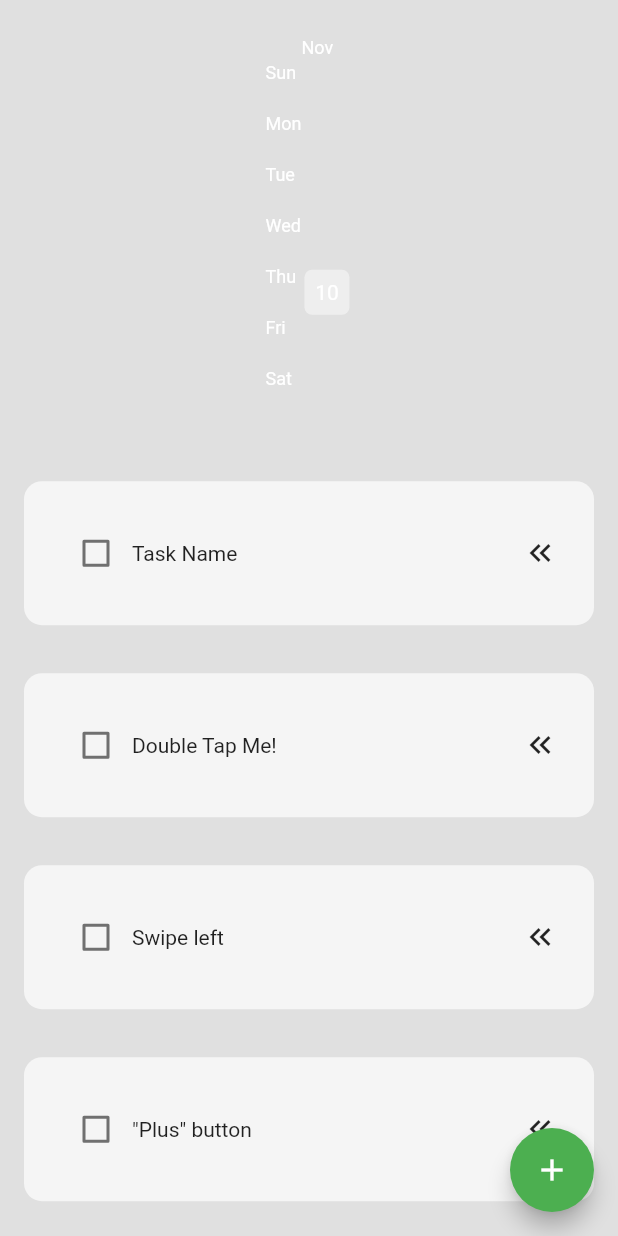
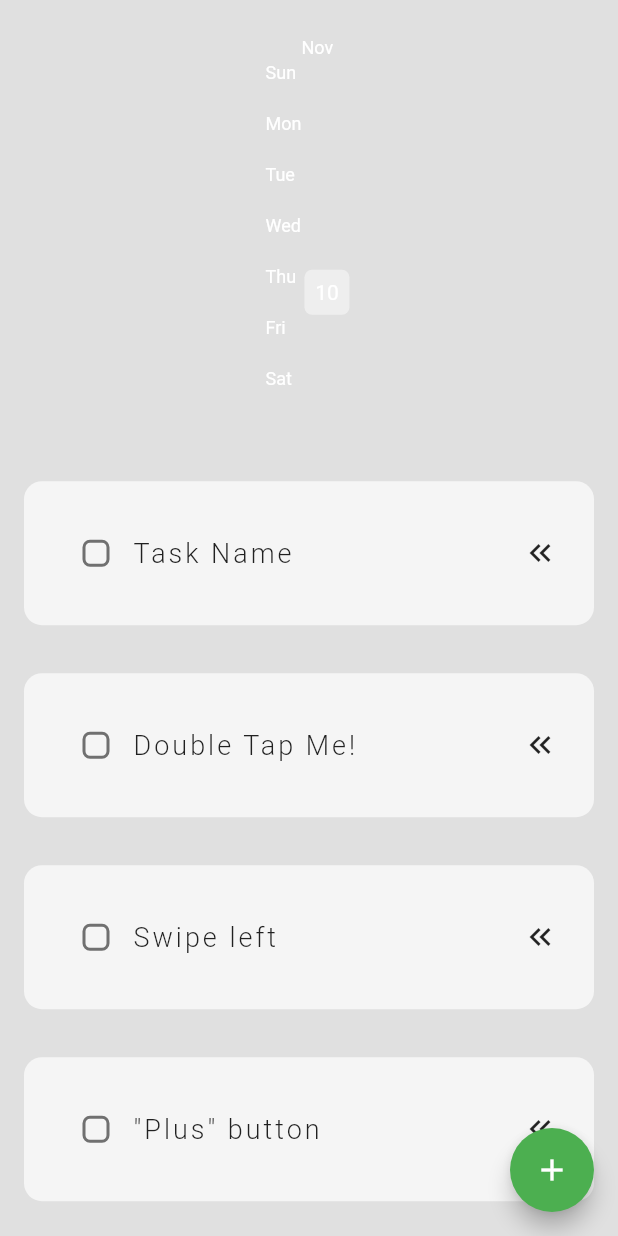
Before and after one commit to kivimike/TaskTracker, a Flutter app: the screen it shows after launch, on a phone screen of 412 x 824 dp. Run offline on Flutter 3.47's test engine with Material 2 defaults, Android fonts, the light colour scheme and no system bars; drawn by our look-alikes of flutter_heatmap_calendar, flutter_slidable; our stand-ins replace hive_flutter; accounts and stored records are empty.

Commit message:
minor font tweaks

```diff
--- a/lib/components/habit_tile.dart
+++ b/lib/components/habit_tile.dart
@@ -52,12 +52,18 @@ class HabitTile extends StatelessWidget {
             children: [
               // checkbox
               Checkbox(
+                shape: RoundedRectangleBorder(borderRadius: BorderRadius.circular(5)),
                 value: habitCompleted,
                 onChanged: onChanged,
               ),
 
               // habit name
-              Text(habitName),
+              Text(habitName.padRight(15, ' ').substring(0,15),
+              style: TextStyle(
+                fontSize: 18,
+                fontWeight: FontWeight.w300,
+                letterSpacing: 2,
+              ),),
               Spacer(),
               Icon(Icons.keyboard_double_arrow_left_outlined)
             ],
```
